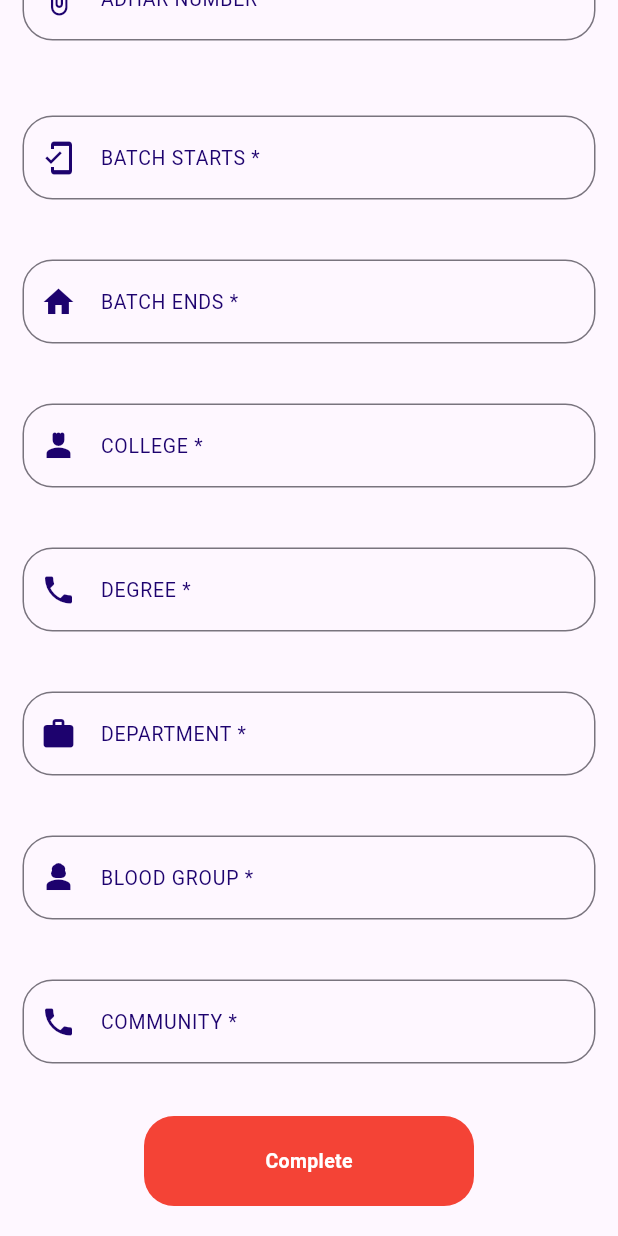
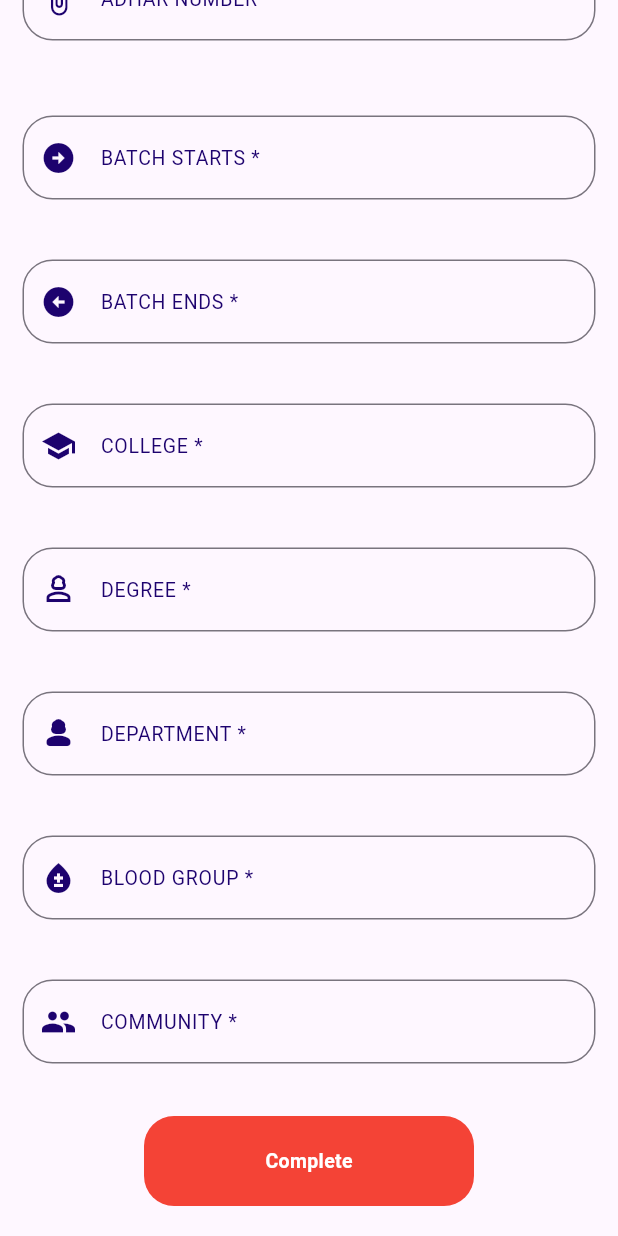
Before and after one commit to deepak-dee3/NCC-FLUTTER-APP, a Flutter app: the cadet_up2 screen opened directly, scrolled down 1990 dp, on a phone screen of 412 x 824 dp. Run offline on Flutter 3.47's test engine with Material 3 defaults, Android fonts, the phone set to English and light mode, and no system bars; our stand-ins replace animated_splash_screen, avatar_glow, cloud_firestore, firebase_auth, firebase_core, firebase_storage and 12 more; missing offline and left inert: flutter_windowmanager, metaballs; accounts and stored records are empty; project files that could hold a hidden picture were left out.

Commit message:
icon changed

```diff
--- a/lib/CADETS/cadet_up2.dart
+++ b/lib/CADETS/cadet_up2.dart
@@ -599,7 +599,7 @@ class _cadet_up2State extends State<cadet_up2> {
                   },
 
             keyboardType: TextInputType.name,
-            decoration: InputDecoration(prefixIcon: Icon(Icons.mobile_friendly),
+            decoration: InputDecoration(prefixIcon: Icon(Icons.arrow_circle_right),
              prefixIconColor: Color.fromARGB(255, 29, 2, 110),
 
             focusedBorder: OutlineInputBorder(borderSide: BorderSide(color: Color.fromARGB(255, 29, 2, 110))),
@@ -626,7 +626,7 @@ class _cadet_up2State extends State<cadet_up2> {
 
 
             keyboardType: TextInputType.name,
-            decoration: InputDecoration(prefixIcon: Icon(Icons.home),
+            decoration: InputDecoration(prefixIcon: Icon(Icons.arrow_circle_left),
              prefixIconColor: Color.fromARGB(255, 29, 2, 110),
 
             focusedBorder: OutlineInputBorder(borderSide: BorderSide(color: Color.fromARGB(255, 29, 2, 110))),
@@ -652,7 +652,7 @@ class _cadet_up2State extends State<cadet_up2> {
 
 
             keyboardType: TextInputType.name,
-            decoration: InputDecoration(prefixIcon: Icon(Icons.person_4),
+            decoration: InputDecoration(prefixIcon: Icon(Icons.school),
              prefixIconColor: Color.fromARGB(255, 29, 2, 110),
 
             focusedBorder: OutlineInputBorder(borderSide: BorderSide(color: Color.fromARGB(255, 29, 2, 110))),
@@ -678,7 +678,7 @@ class _cadet_up2State extends State<cadet_up2> {
 
 
             keyboardType: TextInputType.name,
-            decoration: InputDecoration(prefixIcon: Icon(Icons.phone),
+            decoration: InputDecoration(prefixIcon: Icon(Icons.person_3_outlined),
              prefixIconColor: Color.fromARGB(255, 29, 2, 110),
            focusedBorder: OutlineInputBorder(borderSide: BorderSide(color: Color.fromARGB(255, 29, 2, 110))),
               hintText: 'DEGREE *',hintStyle: TextStyle(fontSize: 13,color: Color.fromARGB(255, 29, 2, 110),),
@@ -703,7 +703,7 @@ class _cadet_up2State extends State<cadet_up2> {
 
 
             keyboardType: TextInputType.name,
-            decoration: InputDecoration(prefixIcon: Icon(Icons.work),
+            decoration: InputDecoration(prefixIcon: Icon(Icons.person_3_rounded),
              prefixIconColor: Color.fromARGB(255, 29, 2, 110),
 
 
@@ -731,7 +731,7 @@ class _cadet_up2State extends State<cadet_up2> {
 
 
             keyboardType: TextInputType.name,
-            decoration: InputDecoration(prefixIcon: Icon(Icons.person_3),
+            decoration: InputDecoration(prefixIcon: Icon(Icons.bloodtype),
              prefixIconColor: Color.fromARGB(255, 29, 2, 110),
 
             focusedBorder: OutlineInputBorder(borderSide: BorderSide(color: Color.fromARGB(255, 29, 2, 110))),
@@ -758,7 +758,7 @@ class _cadet_up2State extends State<cadet_up2> {
 
 
             keyboardType: TextInputType.name,
-            decoration: InputDecoration(prefixIcon: Icon(Icons.phone),
+            decoration: InputDecoration(prefixIcon: Icon(Icons.people),
              prefixIconColor: Color.fromARGB(255, 29, 2, 110),
 
             focusedBorder: OutlineInputBorder(borderSide: BorderSide(color: Color.fromARGB(255, 29, 2, 110))),
```
Also changed, not shown: lib/ANO/cadets_list.dart (+6 -4 lines).
